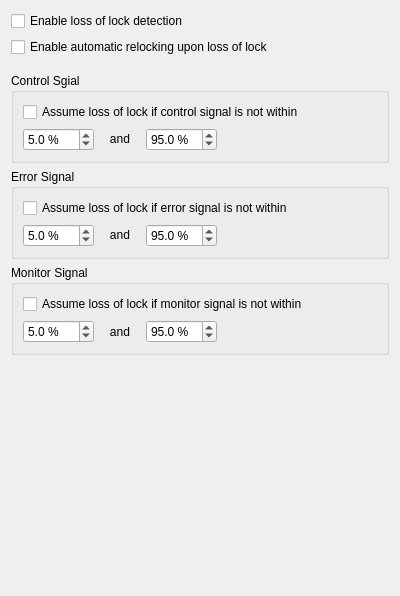
Above: linien-gui/linien_gui/ui/relocking_panel.ui from linien-org/linien before the change. Below: the same form after it.
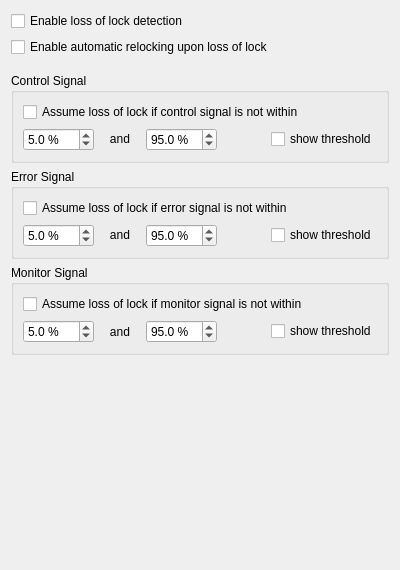
That is the form after the change. Custom widgets are drawn as their Qt base class.

Commit message: add plotting of thresholds

```diff
--- a/linien-gui/linien_gui/ui/relocking_panel.ui
+++ b/linien-gui/linien_gui/ui/relocking_panel.ui
@@ -7,7 +7,7 @@
     <x>0</x>
     <y>0</y>
     <width>400</width>
-    <height>596</height>
+    <height>570</height>
    </rect>
   </property>
   <property name="sizePolicy">
@@ -59,7 +59,7 @@
    <item>
     <widget class="QGroupBox" name="controlSignalGroupBox">
      <property name="title">
-      <string>Control Sgial</string>
+      <string>Control Signal</string>
      </property>
      <layout class="QVBoxLayout" name="verticalLayout_2">
       <item>
@@ -129,6 +129,13 @@
           </property>
          </spacer>
         </item>
+        <item>
+         <widget class="QCheckBox" name="plotControlSignalThresholdCheckBox">
+          <property name="text">
+           <string>show threshold</string>
+          </property>
+         </widget>
+        </item>
        </layout>
       </item>
      </layout>
@@ -213,6 +220,13 @@
           </property>
          </spacer>
         </item>
+        <item>
+         <widget class="QCheckBox" name="plotErrorSignalThresholdCheckBox">
+          <property name="text">
+           <string>show threshold</string>
+          </property>
+         </widget>
+        </item>
        </layout>
       </item>
      </layout>
@@ -291,6 +305,13 @@
           </property>
          </spacer>
         </item>
+        <item>
+         <widget class="QCheckBox" name="plotMonitorSignalThresholdCheckBox">
+          <property name="text">
+           <string>show threshold</string>
+          </property>
+         </widget>
+        </item>
        </layout>
       </item>
      </layout>
```
The commit also changes 2 other files.
